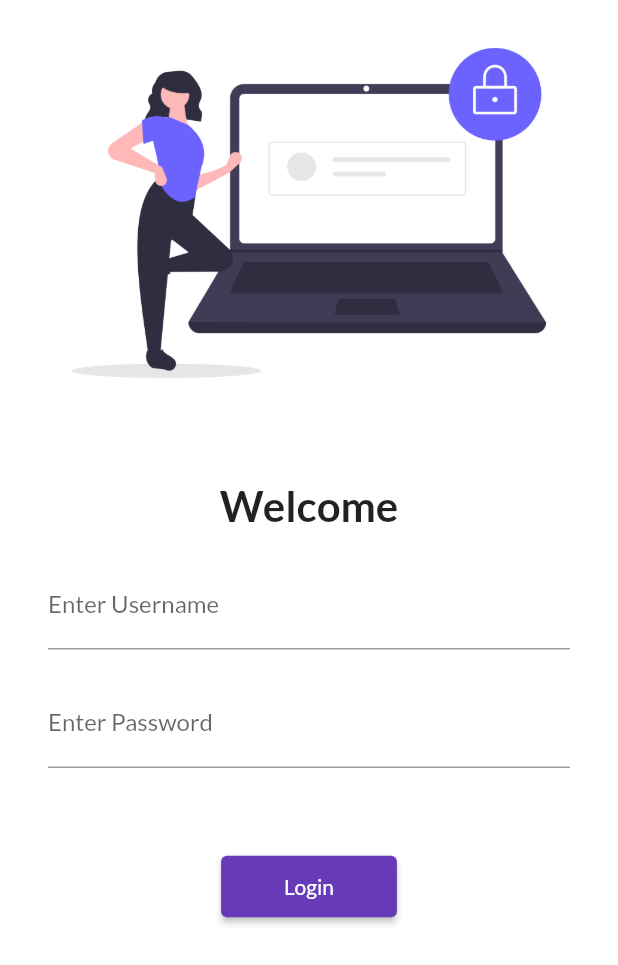
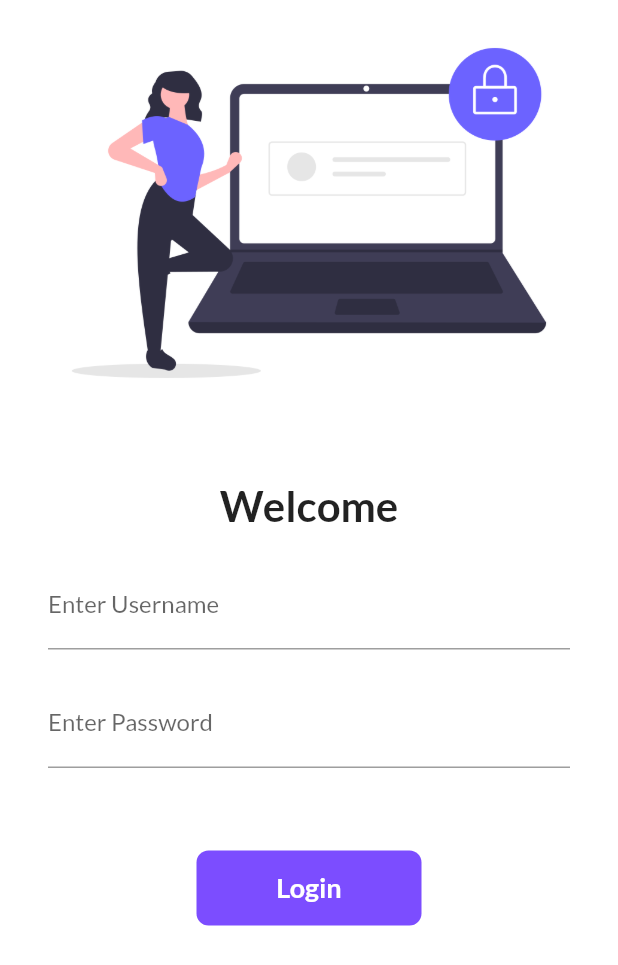
Before and after one commit to wasim919/CatalogApp, a Flutter app: the screen it shows after launch, on a phone screen of 412 x 824 dp. Shown: the top 965 px of the screen. Run offline on Flutter 3.47's test engine with Material 2 defaults, Android fonts, the phone set to English and light mode, and no system bars; our stand-ins replace google_fonts.

Commit message:
day6 completed

```diff
--- a/lib/pages/login_page.dart
+++ b/lib/pages/login_page.dart
@@ -11,6 +11,8 @@ class LoginPage extends StatefulWidget {
 class _LoginPageState extends State<LoginPage> {
   final _usernameController = TextEditingController();
   final _passwordController = TextEditingController();
+  bool _isTouched = false;
+
   @override
   Widget build(BuildContext context) {
     return Material(
@@ -57,23 +59,62 @@ class _LoginPageState extends State<LoginPage> {
                     Padding(
                         padding: const EdgeInsets.symmetric(
                             vertical: 15.0, horizontal: 30.0),
-                      child: ElevatedButton(
-                        onPressed: () {
+                        child: InkWell(
+                          onTap: () async {
+                            setState(() {
+                              _isTouched = true;
+                            });
+                            await Future.delayed(const Duration(seconds: 1))
+                                .then((value) {
                               Navigator.pushNamed(context, MyRoutes.homeRoute);
-                          // print("hi");
+                              // setState(() {
+                              //   _isTouched = false;
+                              // });
+                            });
                           },
-                        style: TextButton.styleFrom(
-                          padding: const EdgeInsets.symmetric(
-                              vertical: 12.0, horizontal: 42.0),
+                          child: AnimatedContainer(
+                            duration: const Duration(seconds: 1),
+                            width: _isTouched ? 50 : 150,
+                            height: 50,
+                            decoration: BoxDecoration(
+                              color: Colors.deepPurpleAccent,
+                              borderRadius: _isTouched
+                                  ? BorderRadius.circular(25.0)
+                                  : BorderRadius.circular(8.0),
                             ),
-                        child: const Text(
+                            alignment: Alignment.center,
+                            child: _isTouched
+                                ? const Icon(
+                                    Icons.done,
+                                    color: Colors.white,
+                                  )
+                                : const Text(
                                     "Login",
-                          // style: TextStyle(
-                          //     color: Colors.white,
-                          //     fontWeight: FontWeight.bold,
-                          //     fontSize: 20.0),
+                                    style: TextStyle(
+                                      color: Colors.white,
+                                      fontSize: 18.0,
+                                      fontWeight: FontWeight.bold,
                                     ),
                                   ),
+                          ),
+                        )
+                        // ElevatedButton(
+                        //   onPressed: () {
+                        //     Navigator.pushNamed(context, MyRoutes.homeRoute);
+                        //     // print("hi");
+                        //   },
+                        //   style: TextButton.styleFrom(
+                        //     padding: const EdgeInsets.symmetric(
+                        //         vertical: 12.0, horizontal: 42.0),
+                        //   ),
+                        //   child: const Text(
+                        //     "Login",
+                        //     // style: TextStyle(
+                        //     //     color: Colors.white,
+                        //     //     fontWeight: FontWeight.bold,
+                        //     //     fontSize: 20.0),
+                        //   ),
+                        // ),
                         )
                   ],
                 ),
```
Lines whose indentation alone changed are shown as unchanged.
